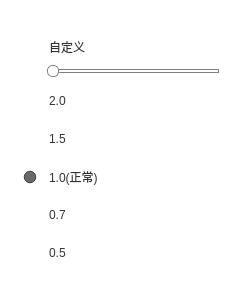
Before: the Qt Designer form ui/more/SpeedWidget.ui in xiaoxiongxiongxiong/XPlayer, drawn with Qt 5.
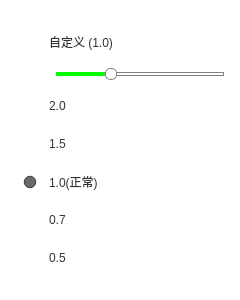
After: the same form once the commit is applied. Icons and pictures are not drawn.

Commit message: 完善播放倍速界面和内部实现功能

Diff of the .ui file:
```diff
--- a/ui/more/SpeedWidget.ui
+++ b/ui/more/SpeedWidget.ui
@@ -24,11 +24,6 @@
    <item row="0" column="0">
     <layout class="QVBoxLayout" name="verticalLayout">
      <item>
-      <layout class="QVBoxLayout" name="verticalLayout_2">
-       <property name="spacing">
-        <number>0</number>
-       </property>
-       <item>
         <widget class="QRadioButton" name="m_radCustom">
          <property name="minimumSize">
           <size>
@@ -69,9 +64,32 @@
 }</string>
          </property>
          <property name="text">
-          <string>自定义</string>
-         </property>
-        </widget>
+        <string>自定义 (1.0)</string>
+       </property>
+      </widget>
+     </item>
+     <item>
+      <layout class="QVBoxLayout" name="verticalLayout_2">
+       <property name="spacing">
+        <number>0</number>
+       </property>
+       <item>
+        <layout class="QHBoxLayout" name="horizontalLayout">
+         <item>
+          <spacer name="horizontalSpacer">
+           <property name="orientation">
+            <enum>Qt::Orientation::Horizontal</enum>
+           </property>
+           <property name="sizeType">
+            <enum>QSizePolicy::Policy::Fixed</enum>
+           </property>
+           <property name="sizeHint" stdset="0">
+            <size>
+             <width>40</width>
+             <height>20</height>
+            </size>
+           </property>
+          </spacer>
        </item>
        <item>
         <widget class="QSlider" name="m_sldSpeed">
@@ -88,16 +106,13 @@
           </size>
          </property>
          <property name="styleSheet">
-          <string notr="true">QSlider {
-    padding-left: 25px;
-}
-QSlider::groove:horizontal { 
+            <string notr="true">#m_sldSpeed::groove:horizontal { 
 	border: 1px solid gray;
 	height: 2px; 
-	left: 15px; 
-	right: 10px; 
+    left: 5px;
+	right: 5px; 
 } 
-QSlider::handle:horizontal { 
+#m_sldSpeed::handle:horizontal { 
 	border: 1px solid gray; 
 	background:white;
 	border-radius: 5px;
@@ -105,14 +120,31 @@
 	height: 10px; 
 	margin: -5px; 
 } 
-QSlider::sub-page:horizontal{ 
+#m_sldSpeed::sub-page:horizontal{ 
 	background: rgb(0, 255, 0); 
 }</string>
          </property>
+           <property name="minimum">
+            <number>1</number>
+           </property>
+           <property name="maximum">
+            <number>100</number>
+           </property>
+           <property name="value">
+            <number>33</number>
+           </property>
          <property name="orientation">
           <enum>Qt::Orientation::Horizontal</enum>
          </property>
-        </widget>
+           <property name="invertedAppearance">
+            <bool>false</bool>
+           </property>
+           <property name="invertedControls">
+            <bool>false</bool>
+           </property>
+          </widget>
+         </item>
+        </layout>
        </item>
       </layout>
      </item>
```
Left out of the diff: 6 changed lines with no effect on the pictures. Lines whose indentation alone changed are shown as unchanged. The commit also changes 7 other files.
